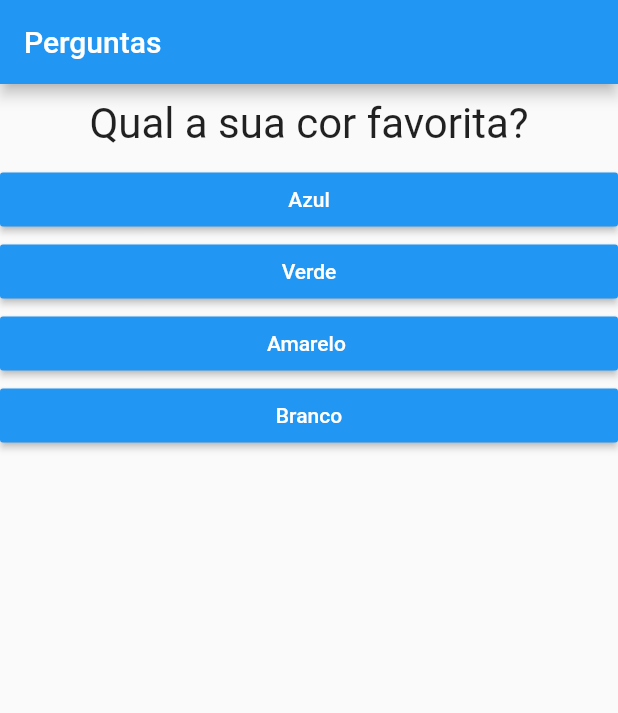
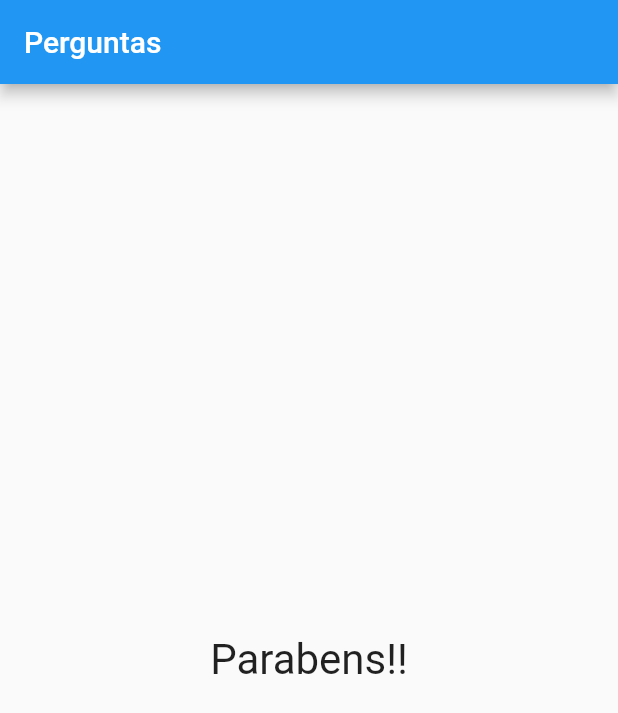
Before and after one commit to romildojpaiter/projeto_perguntas, a Flutter app: the screen it shows after launch, after a tap on "Azul", after a tap on "Pitbull", on a phone screen of 412 x 824 dp. Shown: the top 713 px of the screen. Run offline on Flutter 3.47's test engine with Material 2 defaults, Android fonts, the phone set to English and light mode, and no system bars.

Commit message:
Direcioamento para um novo component no Body

```diff
--- a/lib/main.dart
+++ b/lib/main.dart
@@ -7,7 +7,7 @@ main() => runApp(PerguntaApp());
 class _PerguntaAppState extends State<PerguntaApp> {
   var _perguntaSelecionada = 0;
 
-  final List<Map<String, Object>> perguntas = [
+  final List<Map<String, Object>> _perguntas = [
     {
       'pergunta': 'Qual a sua cor favorita?',
       'respostas': ['Azul', 'Verde', 'Amarelo ', 'Branco']
@@ -19,20 +19,24 @@ class _PerguntaAppState extends State<PerguntaApp> {
   ];
 
   void _responder() {
+    if (existePerguntaSelecionada) {
       // setState chama toda a interface gráfica para ser reinderizada
       setState(() {
-      if (_perguntaSelecionada < (perguntas.length - 1)) {
         _perguntaSelecionada++;
-      } else {
-        _perguntaSelecionada--;
+      });
     }
-    });
     print(_perguntaSelecionada);
+  }
+
+  bool get existePerguntaSelecionada {
+    return _perguntaSelecionada < _perguntas.length;
   }
 
   @override // decorator
   Widget build(BuildContext context) {
-    List<String> respostas = perguntas[_perguntaSelecionada]['respostas'];
+    List<String> respostas = existePerguntaSelecionada
+        ? _perguntas[_perguntaSelecionada]['respostas']
+        : null;
     // List<Widget> widgetsRespostas =
     //     respostas.map((e) => BtnResposta(e, _responder)).toList();
 
@@ -41,12 +45,19 @@ class _PerguntaAppState extends State<PerguntaApp> {
         appBar: AppBar(
           title: Text('Perguntas'),
         ),
-        body: Column(
+        body: existePerguntaSelecionada
+            ? Column(
                 children: [
-            Questao(perguntas[_perguntaSelecionada]['pergunta']),
+                  Questao(_perguntas[_perguntaSelecionada]['pergunta']),
                   ...respostas.map((e) => BtnResposta(e, _responder)).toList(),
                   // ...widgetsRespostas
                 ],
+              )
+            : Center(
+                child: Text(
+                  'Parabens!!',
+                  style: TextStyle(fontSize: 28),
+                ),
               ),
       ),
     );
```
Lines whose indentation alone changed are shown as unchanged.
